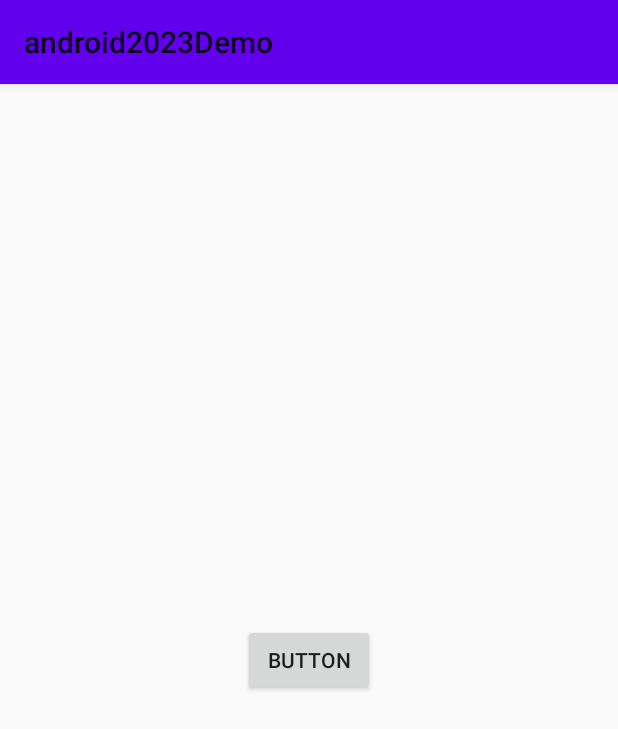
After one commit to huangjinping/android2023Demo, an Android app: the PermissionActivity screen opened directly, with no data from a screen before it, on a phone screen of 412 x 824 dp. The commit adds this screen. Shown: the top 729 px of the screen. Run offline under Robolectric (Android 15) with nearby library versions, the phone set to English and light mode, and no system bars.

Commit message:
权限优化

```diff
--- a/app/src/main/java/con/fire/android2023demo/Hao123Activity.java
+++ b/app/src/main/java/con/fire/android2023demo/Hao123Activity.java
@@ -3,6 +3,7 @@ package con.fire.android2023demo;
 import android.content.Intent;
 import android.os.Build;
 import android.os.Bundle;
+import android.view.View;
 
 import androidx.annotation.Nullable;
 import androidx.appcompat.app.AppCompatActivity;
@@ -36,6 +37,10 @@ public class Hao123Activity extends AppCompatActivity {
             Intent intent = new Intent(Hao123Activity.this, WebViewActivity.class);
             startActivity(intent);
         });
+        binding.txtPermission.setOnClickListener(v -> {
+            Intent intent = new Intent(Hao123Activity.this, PermissionActivity.class);
+            startActivity(intent);
+        });
     }
 
 
--- a/app/src/main/java/con/fire/android2023demo/WebViewActivity.java
+++ b/app/src/main/java/con/fire/android2023demo/WebViewActivity.java
@@ -66,7 +66,7 @@ public class WebViewActivity extends AppCompatActivity {
         url = "https://sandbox-short.payv.co/nM5RJ8x1zFx6";
         url = "https://secure-short.payv.co/RxbJMwSJh1";
         url = "http://111.203.220.52:93/t4est.html";
-        url="https://sandbox.combopay.co/payment-link/peso-efectivo-sas/401872_1690962067396";
+        url = "https://sandbox.combopay.co/payment-link/peso-efectivo-sas/401872_1690962067396";
         webview.loadUrl(url);
 //        webview.loadUrl("https://www.inx-fintech.com/#/home/index");
 //jianshu://notes/4860097148c0
--- /dev/null
+++ b/app/src/main/res/layout/activity_permission.xml
@@ -0,0 +1,18 @@
+<?xml version="1.0" encoding="utf-8"?>
+<androidx.constraintlayout.widget.ConstraintLayout xmlns:android="http://schemas.android.com/apk/res/android"
+    xmlns:app="http://schemas.android.com/apk/res-auto"
+    xmlns:tools="http://schemas.android.com/tools"
+    android:layout_width="match_parent"
+    android:layout_height="match_parent">
+
+
+    <Button
+        android:id="@+id/buttonTv"
+        android:layout_width="wrap_content"
+        android:layout_height="wrap_content"
+        android:text="Button"
+        app:layout_constraintBottom_toBottomOf="parent"
+        app:layout_constraintLeft_toLeftOf="parent"
+        app:layout_constraintRight_toRightOf="parent"
+        app:layout_constraintTop_toTopOf="parent" />
+</androidx.constraintlayout.widget.ConstraintLayout>
```
Also changed, not shown: app/src/main/AndroidManifest.xml (+12 -2 lines), app/src/main/java/con/fire/android2023demo/PermissionActivity.java (added, +80 -0 lines), app/src/main/res/layout/activity_hao123.xml (+7 -0 lines), app/src/main/res/layout/activity_web.xml (added, +11 -0 lines).
